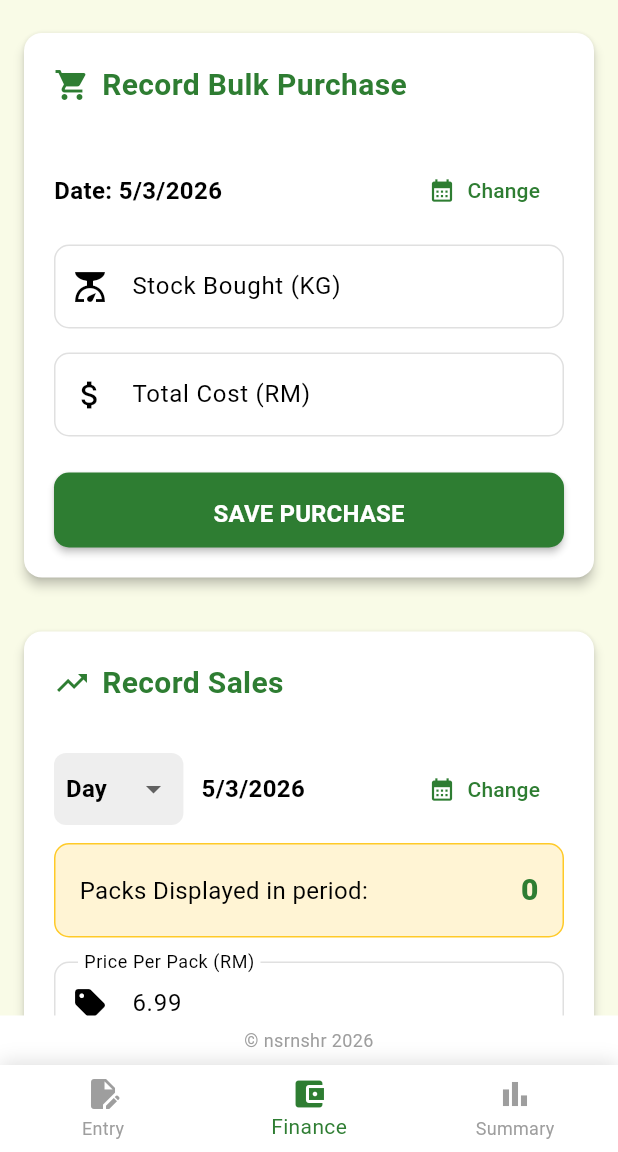
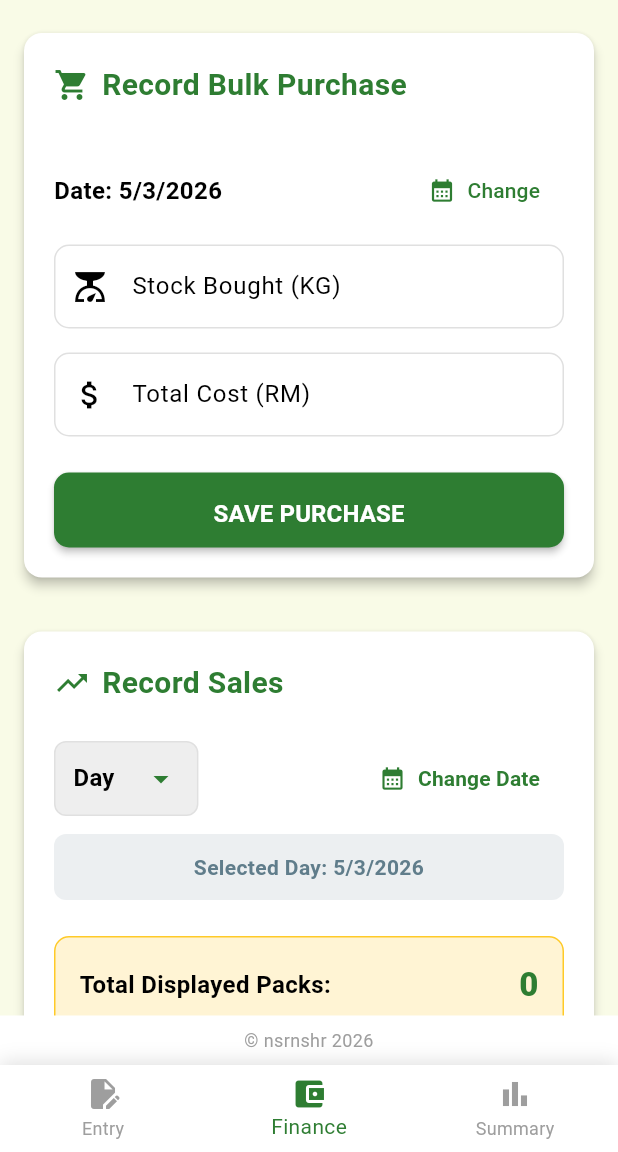
Before and after one commit to nassss20/nangka, a Flutter app: the MainDashboard screen opened directly, item 2 of the bottom bar chosen, on a phone screen of 412 x 824 dp, the part 84-1236 px from its top. Run offline on Flutter 3.47's test engine with Material 3 defaults, Android fonts, the phone set to English and light mode, and no system bars; our stand-ins replace pdf, printing, shared_preferences; accounts and stored records are empty; network calls fail.

Commit message:
Update main.dart 5/3/26

```diff
--- a/lib/main.dart
+++ b/lib/main.dart
@@ -95,15 +95,15 @@ class InventoryItem {
     return InventoryItem(
       id: json['id'],
       date: DateTime.parse(json['date']),
-      kg: double.parse((json['kg'] ?? 0).toString()),
-      purchaseKg: double.parse((json['purchase_kg'] ?? 0).toString()),
-      totalPacks: json['total_packs'] ?? 0,
-      displayPacks: json['display_packs'] ?? 0,
-      rejectedAmount: json['rejected_amount'] ?? 0,
+      kg: double.tryParse((json['kg'] ?? 0).toString()) ?? 0.0,
+      purchaseKg: double.tryParse((json['purchase_kg'] ?? 0).toString()) ?? 0.0,
+      totalPacks: int.tryParse(json['total_packs']?.toString() ?? '0') ?? 0,
+      displayPacks: int.tryParse(json['display_packs']?.toString() ?? '0') ?? 0,
+      rejectedAmount: int.tryParse(json['rejected_amount']?.toString() ?? '0') ?? 0,
       rejectedUnit: json['rejected_unit'] ?? 'Packs',
-      balancePacks: json['balance_packs'] ?? 0,
-      purchaseRM: double.parse((json['purchase_rm'] ?? 0).toString()),
-      salesRM: double.parse((json['sales_rm'] ?? 0).toString()),
+      balancePacks: int.tryParse(json['balance_packs']?.toString() ?? '0') ?? 0,
+      purchaseRM: double.tryParse((json['purchase_rm'] ?? 0).toString()) ?? 0.0,
+      salesRM: double.tryParse((json['sales_rm'] ?? 0).toString()) ?? 0.0,
     );
   }
 
@@ -602,10 +602,14 @@ class _FinancePageState extends State<FinancePage> {
           }).toList();
         }
 
+        int sumOfPacks = 0;
+        for (var i in filtered) {
+          sumOfPacks += i.displayPacks;
+        }
+
         setState(() {
           _currentSalesItems = filtered;
-          // Calculate sum of Display Packs in the selected range/day
-          _salesDisplayedPacks = filtered.fold(0, (sum, item) => sum + item.displayPacks);
+          _salesDisplayedPacks = sumOfPacks;
           _calculateSales();
         });
       }
@@ -630,10 +634,8 @@ class _FinancePageState extends State<FinancePage> {
     double price = double.tryParse(_salesPriceController.text) ?? 0.0;
 
     try {
-      // Update each item in the day/range
       for (var item in _currentSalesItems) {
         Map<String, dynamic> body = item.toJson();
-        // Calculation per item: Individual Displayed Packs * Unified Price
         body['sales_rm'] = item.displayPacks * price;
         await http.put(Uri.parse('$apiUrl/${item.id}'), headers: {'Content-Type': 'application/json'}, body: json.encode(body));
       }
@@ -670,7 +672,6 @@ class _FinancePageState extends State<FinancePage> {
 
   @override
   Widget build(BuildContext context) {
-    // Current recorded sales for the view
     double recordedSalesTotal = _currentSalesItems.fold(0.0, (sum, item) => sum + item.salesRM);
 
     return Center(
@@ -761,36 +762,32 @@ class _FinancePageState extends State<FinancePage> {
                           const Text('Record Sales', style: TextStyle(fontSize: 20, fontWeight: FontWeight.bold, color: Color(0xFF2E7D32))),
                         ],
                       ),
-                      const Divider(height: 32, thickness: 1.5),
+                      const Divider(height: 24, thickness: 1.5),
 
-                      // Day/Range Header
                       Row(
                         mainAxisAlignment: MainAxisAlignment.spaceBetween,
                         children: [
-                          Row(
-                            children: [
                           Container(
-                                padding: const EdgeInsets.symmetric(horizontal: 8),
-                                decoration: BoxDecoration(color: Colors.grey[200], borderRadius: BorderRadius.circular(8)),
+                            padding: const EdgeInsets.symmetric(horizontal: 12),
+                            decoration: BoxDecoration(
+                              color: Colors.grey[200],
+                              borderRadius: BorderRadius.circular(8),
+                              border: Border.all(color: Colors.grey.shade300)
+                            ),
                             child: DropdownButtonHideUnderline(
                               child: DropdownButton<String>(
                                 value: _salesMode,
-                                    items: ['Day', 'Range'].map((String value) => DropdownMenuItem<String>(value: value, child: Text(value, style: const TextStyle(fontWeight: FontWeight.bold)))).toList(),
+                                icon: const Icon(Icons.arrow_drop_down, color: Color(0xFF2E7D32)),
+                                items: ['Day', 'Range'].map((String value) => DropdownMenuItem<String>(
+                                  value: value,
+                                  child: Text(value, style: const TextStyle(fontWeight: FontWeight.bold))
+                                )).toList(),
                                 onChanged: (newValue) {
                                   setState(() => _salesMode = newValue!);
                                   _fetchSalesData();
                                 }
                               ),
                             ),
-                              ),
-                              const SizedBox(width: 12),
-                              Text(
-                                _salesMode == 'Day'
-                                  ? _formatDate(_salesDate)
-                                  : (_salesDateRange != null ? '${_formatDate(_salesDateRange!.start)} - ${_formatDate(_salesDateRange!.end)}' : 'Select Range'),
-                                style: const TextStyle(fontSize: 16, fontWeight: FontWeight.w600)
-                              ),
-                            ],
                           ),
                           TextButton.icon(
                             onPressed: () async {
@@ -802,21 +799,42 @@ class _FinancePageState extends State<FinancePage> {
                                 if (picked != null) { setState(() => _salesDateRange = picked); _fetchSalesData(); }
                               }
                             },
-                            icon: const Icon(Icons.calendar_month, color: Color(0xFF2E7D32)), label: const Text('Change', style: TextStyle(color: Color(0xFF2E7D32)))
+                            icon: const Icon(Icons.calendar_month, color: Color(0xFF2E7D32)),
+                            label: const Text('Change Date', style: TextStyle(color: Color(0xFF2E7D32), fontWeight: FontWeight.bold))
                           )
                         ],
                       ),
+                      const SizedBox(height: 12),
 
-                      const SizedBox(height: 12),
+                      Container(
+                        width: double.infinity,
+                        padding: const EdgeInsets.all(12),
+                        decoration: BoxDecoration(color: Colors.blueGrey.shade50, borderRadius: BorderRadius.circular(8)),
+                        child: Text(
+                          _salesMode == 'Day'
+                            ? 'Selected Day: ${_formatDate(_salesDate)}'
+                            : 'Selected Range: ${_salesDateRange != null ? "${_formatDate(_salesDateRange!.start)} to ${_formatDate(_salesDateRange!.end)}" : "No Range Selected"}',
+                          style: const TextStyle(fontWeight: FontWeight.bold, color: Colors.blueGrey),
+                          textAlign: TextAlign.center,
+                        ),
+                      ),
+
+                      const SizedBox(height: 24),
                       Container(
                         width: double.infinity,
                         padding: const EdgeInsets.all(16),
                         decoration: BoxDecoration(color: const Color(0xFFFFCA28).withOpacity(0.2), borderRadius: BorderRadius.circular(10), border: Border.all(color: const Color(0xFFFFCA28))),
-                        child: Row(
+                        child: Column(
+                          children: [
+                            Row(
                               mainAxisAlignment: MainAxisAlignment.spaceBetween,
                               children: [
-                            const Text('Packs Displayed in period:', style: TextStyle(fontSize: 16)),
-                            Text('$_salesDisplayedPacks', style: const TextStyle(fontSize: 20, fontWeight: FontWeight.w900, color: Color(0xFF2E7D32))),
+                                const Text('Total Displayed Packs:', style: TextStyle(fontSize: 16, fontWeight: FontWeight.bold)),
+                                Text('$_salesDisplayedPacks', style: const TextStyle(fontSize: 22, fontWeight: FontWeight.w900, color: Color(0xFF2E7D32))),
+                              ],
+                            ),
+                            const SizedBox(height: 4),
+                            Text('Aggregated from ${_currentSalesItems.length} entries in this period', style: TextStyle(fontSize: 12, color: Colors.grey[700], fontStyle: FontStyle.italic)),
                           ],
                         ),
                       ),
@@ -851,7 +869,7 @@ class _FinancePageState extends State<FinancePage> {
                               ),
                               IconButton(
                                 icon: const Icon(Icons.delete, color: Colors.red),
-                                onPressed: () => _deleteFin(false) // false means deleting sales
+                                onPressed: () => _deleteFin(false)
                               ),
                             ],
                           )
@@ -974,9 +992,10 @@ class _SummaryPageState extends State<SummaryPage> {
           _buildPdfRow('Packs', '$packs'),
           _buildPdfRow('Display', '$display'),
           _buildPdfRow('Balance', '$balance'),
-          if (isTotal) _buildPdfRow('Purchase Cost', purchase.toStringAsFixed(0)),
-          _buildPdfRow('Sales', sales.toStringAsFixed(0)),
-          if (isTotal) _buildPdfRow('Profit/Loss', profit >= 0 ? '+${profit.toStringAsFixed(0)}' : profit.toStringAsFixed(0), isProfit: true, profitValue: profit),
+          // FIXED: Changed all 0 formatting to 2 to preserve decimal places exactly as they are.
+          if (isTotal) _buildPdfRow('Purchase Cost', purchase.toStringAsFixed(2)),
+          _buildPdfRow('Sales', sales.toStringAsFixed(2)),
+          if (isTotal) _buildPdfRow('Profit/Loss', profit >= 0 ? '+${profit.toStringAsFixed(2)}' : profit.toStringAsFixed(2), isProfit: true, profitValue: profit),
         ],
       ),
     );
```
Lines whose indentation alone changed are shown as unchanged.
